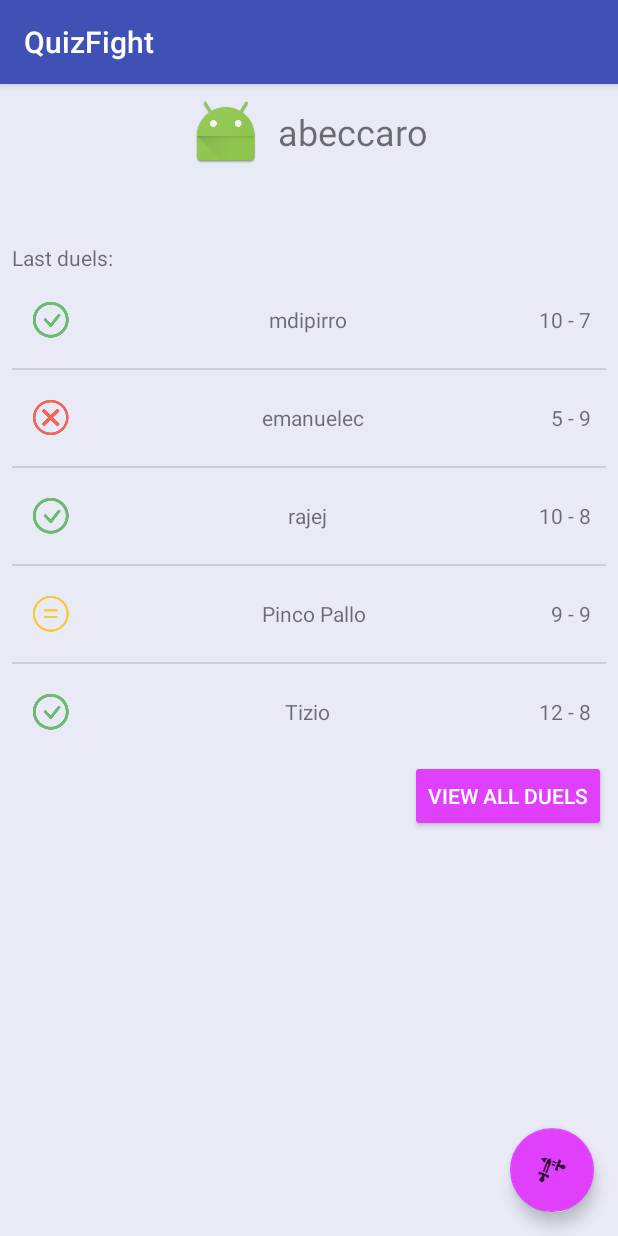
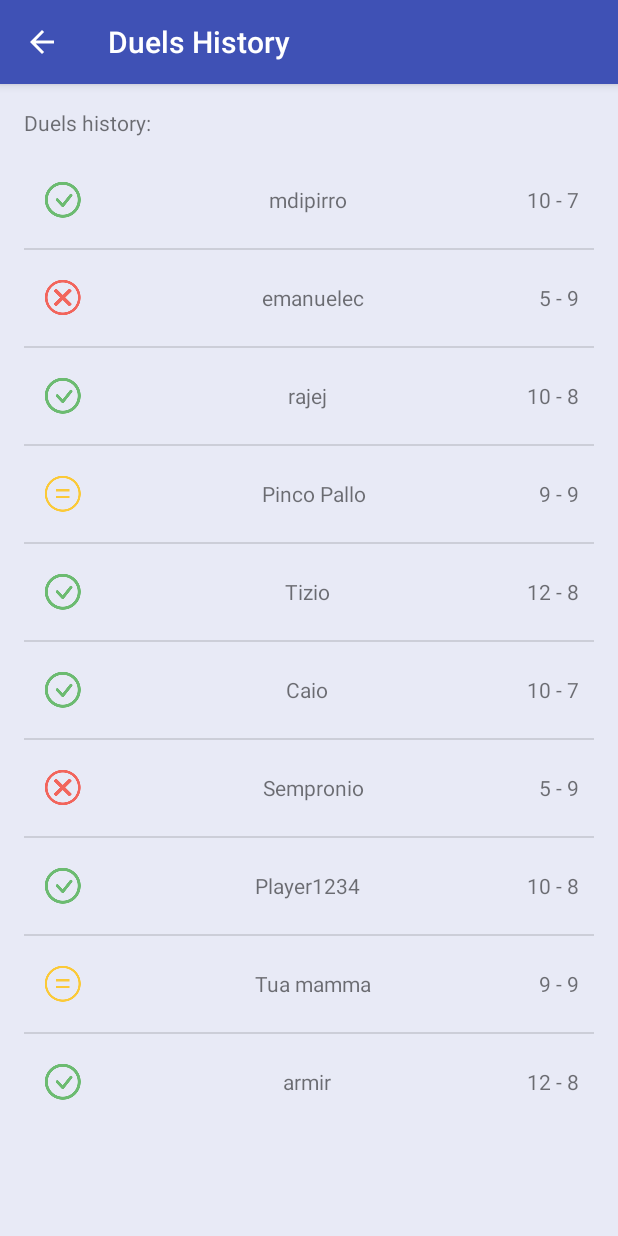
Before and after one commit to RosemaryRin/quiz-fight-android, an Android app: the screen it shows after launch (HomeActivity before the commit, DuelsHistory after it), after a tap on "VIEW ALL DUELS", on a phone screen of 412 x 824 dp. Run offline under Robolectric (Android 15) with nearby library versions, the phone set to English and light mode, and no system bars.

Commit message:
Created duels history activity

```diff
--- a/QuizFight/app/build.gradle
+++ b/QuizFight/app/build.gradle
@@ -26,6 +26,6 @@ dependencies {
     })
     compile 'com.android.support:appcompat-v7:25.3.0'
     compile 'com.android.support.constraint:constraint-layout:1.0.2'
+    compile 'com.android.support:design:25.3.0'
     testCompile 'junit:junit:4.12'
-    compile 'com.android.support:design:25.3.0'
 }
--- a/QuizFight/app/src/main/AndroidManifest.xml
+++ b/QuizFight/app/src/main/AndroidManifest.xml
@@ -25,6 +25,14 @@
                 android:name="android.support.PARENT_ACTIVITY"
                 android:value="rogueone.quizfight.HomeActivity" />
         </activity>
+        <activity
+            android:name=".DuelsHistory"
+            android:label="@string/title_activity_duels_history"
+            android:parentActivityName=".HomeActivity">
+            <meta-data
+                android:name="android.support.PARENT_ACTIVITY"
+                android:value="rogueone.quizfight.HomeActivity" />
+        </activity>
     </application>
 
 </manifest>
--- /dev/null
+++ b/QuizFight/app/src/main/java/rogueone/quizfight/DuelsHistory.java
@@ -0,0 +1,36 @@
+package rogueone.quizfight;
+
+import android.support.v7.app.AppCompatActivity;
+import android.os.Bundle;
+import android.support.v7.widget.Toolbar;
+import android.view.View;
+import android.widget.ListView;
+
+public class DuelsHistory extends AppCompatActivity {
+
+    @Override
+    protected void onCreate(Bundle savedInstanceState) {
+        super.onCreate(savedInstanceState);
+        setContentView(R.layout.activity_duels_history);
+
+//        Toolbar toolbar = (Toolbar) findViewById(R.id.toolbar);
+//        setSupportActionBar(toolbar);
+//        getSupportActionBar().setDisplayHomeAsUpEnabled(true);
+
+        //FIXME: get proper data from login and db
+        String username = "abeccaro";
+        String[] opponents = {"mdipirro", "emanuelec", "rajej", "Pinco Pallo", "Tizio", "Caio", "Sempronio", "Player1234", "Tua mamma", "armir"};
+        int[][] scores = {{10,7},{5,9},{10,8},{9,9},{12,8},{10,7},{5,9},{10,8},{9,9},{12,8}};
+
+        // if there's at least one old duel hide empty message and show old duels list
+        if (opponents.length > 0) {
+            final ListView listView = (ListView) findViewById(R.id.history);
+
+            findViewById(R.id.noDuels).setVisibility(View.GONE);
+            listView.setVisibility(View.VISIBLE);
+
+            final DuelSummaryAdapter listAdapter = new DuelSummaryAdapter(this, opponents, scores);
+            listView.setAdapter(listAdapter);
+        }
+    }
+}
--- a/QuizFight/app/src/main/java/rogueone/quizfight/HomeActivity.java
+++ b/QuizFight/app/src/main/java/rogueone/quizfight/HomeActivity.java
@@ -29,9 +29,11 @@ public class HomeActivity extends AppCompatActivity {
 
         // if there's at least one old duel hide empty message and show old duels list
         if (opponents.length > 0) {
+            final ListView listView = (ListView) findViewById(R.id.ListTest);
+
             findViewById(R.id.NoDuels).setVisibility(View.GONE);
             findViewById(R.id.DuelsHistory).setVisibility(View.VISIBLE);
-            findViewById(R.id.ListTest).setVisibility(View.VISIBLE);
+            listView.setVisibility(View.VISIBLE);
 
             // initializing showed data arrays
             String[] opponentsShown = new String[DUELS_SHOWN];
@@ -45,10 +47,8 @@ public class HomeActivity extends AppCompatActivity {
                 System.arraycopy(scores, 0, scoresShown, 0, DUELS_SHOWN);
             }
 
-            final ListView listview = (ListView) findViewById(R.id.ListTest);
-
             final DuelSummaryAdapter listAdapter = new DuelSummaryAdapter(this, opponentsShown, scoresShown);
-            listview.setAdapter(listAdapter);
+            listView.setAdapter(listAdapter);
         }
 
 
@@ -58,7 +58,7 @@ public class HomeActivity extends AppCompatActivity {
         historyButton.setOnClickListener(new View.OnClickListener() {
             @Override
             public void onClick(View v) {
-                //startActivity(new Intent(v.getContext(), DuelsHistory.class));
+                startActivity(new Intent(v.getContext(), DuelsHistory.class));
             }
         });
 
--- /dev/null
+++ b/QuizFight/app/src/main/res/layout/activity_duels_history.xml
@@ -0,0 +1,59 @@
+<?xml version="1.0" encoding="utf-8"?>
+<android.support.constraint.ConstraintLayout xmlns:android="http://schemas.android.com/apk/res/android"
+    xmlns:app="http://schemas.android.com/apk/res-auto"
+    xmlns:tools="http://schemas.android.com/tools"
+    android:layout_width="match_parent"
+    android:layout_height="match_parent"
+    android:background="@color/background"
+    tools:context="rogueone.quizfight.DuelsHistory">
+
+    <LinearLayout
+        android:id="@+id/historyLayout"
+        android:layout_width="0dp"
+        android:layout_height="wrap_content"
+        android:layout_marginEnd="8dp"
+        android:layout_marginLeft="8dp"
+        android:layout_marginRight="8dp"
+        android:layout_marginStart="8dp"
+        android:layout_marginTop="8dp"
+        android:orientation="vertical"
+        android:padding="8dp"
+        app:layout_constraintLeft_toLeftOf="parent"
+        app:layout_constraintRight_toRightOf="parent"
+        app:layout_constraintTop_toTopOf="parent"
+        tools:layout_constraintBottom_creator="1"
+        tools:layout_constraintLeft_creator="1"
+        tools:layout_constraintRight_creator="1"
+        tools:layout_constraintTop_creator="1">
+
+        <TextView
+            android:id="@+id/duelsHistory"
+            android:layout_width="match_parent"
+            android:layout_height="wrap_content"
+            android:paddingBottom="10dp"
+            android:text="@string/duels_history"
+            android:textSize="14sp"
+            tools:layout_editor_absoluteX="8dp"
+            tools:layout_editor_absoluteY="0dp" />
+
+        <ListView
+            android:id="@+id/history"
+            android:layout_width="match_parent"
+            android:layout_height="match_parent"
+            android:visibility="gone"
+            app:layout_constraintLeft_toLeftOf="parent"
+            app:layout_constraintTop_toTopOf="parent"
+            tools:layout_constraintLeft_creator="1"
+            tools:layout_constraintTop_creator="1" />
+
+        <TextView
+            android:id="@+id/noDuels"
+            android:layout_width="match_parent"
+            android:layout_height="wrap_content"
+            android:text="@string/no_duels"
+            android:textAlignment="center"
+            tools:layout_editor_absoluteX="8dp"
+            tools:layout_editor_absoluteY="0dp" />
+    </LinearLayout>
+
+</android.support.constraint.ConstraintLayout>
--- a/QuizFight/app/src/main/res/values/colors.xml
+++ b/QuizFight/app/src/main/res/values/colors.xml
@@ -3,5 +3,5 @@
     <color name="colorPrimary">#3F51B5</color>
     <color name="colorPrimaryDark">#303F9F</color>
     <color name="colorAccent">#E040FB</color>
-    <color name="background">#E8EAF6</color>
+    <color name="background">#e8eaf6</color>
 </resources>
--- a/QuizFight/app/src/main/res/values/strings.xml
+++ b/QuizFight/app/src/main/res/values/strings.xml
@@ -1,12 +1,15 @@
 <resources>
-    <string name="app_name">QuizFight</string>
+    <string name="app_name">Quiz Fight</string>
+    <string name="title_activity_start_duel">Start Duel</string>
+    <string name="title_activity_duels_history">Duels History</string>
+
+    <string name="action_settings">Settings</string>
+
     <string name="user_image">User image</string>
     <string name="start_duel">Start duel</string>
     <string name="last_duels">Last duels:</string>
     <string name="result_icon">Duel result icon</string>
     <string name="history">View all duels</string>
+    <string name="duels_history">Duels history:</string>
     <string name="no_duels">No duels found</string>
-    <string name="title_activity_start_duel">StartDuel</string>
-    <string name="action_settings">Settings</string>
-    <string name="section_format">Hello World from section: %1$d</string>
 </resources>
```
